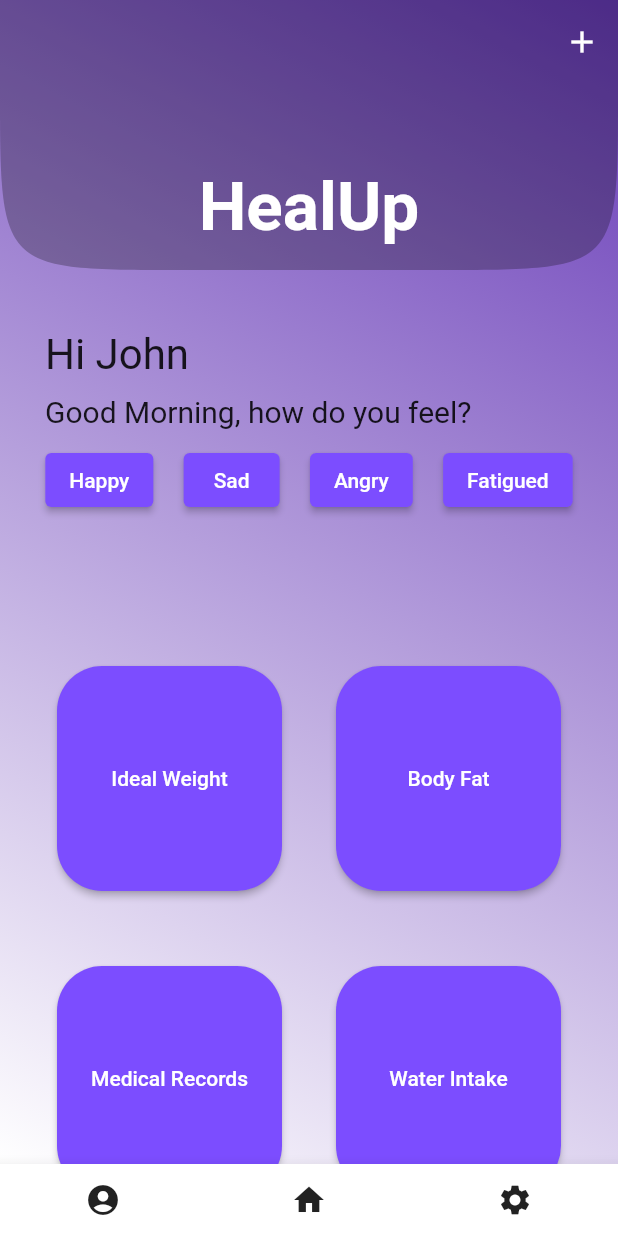
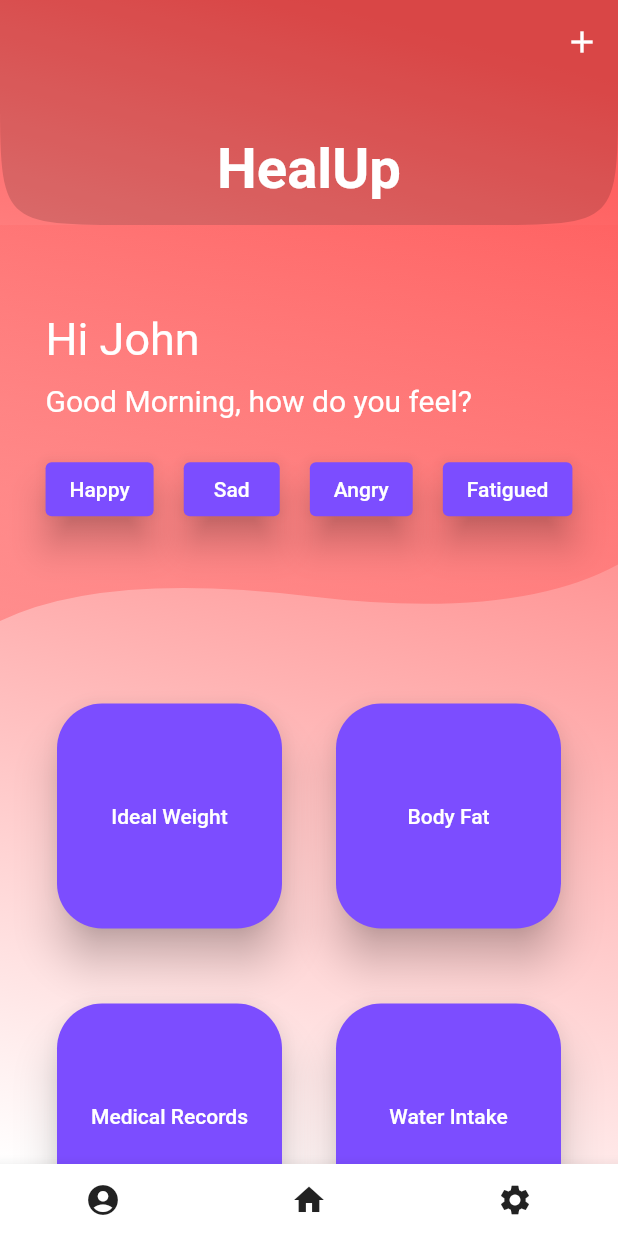
Before and after one commit to abhin-deb02/health_app, a Flutter app: the screen it shows after launch, on a phone screen of 412 x 824 dp. Run offline on Flutter 3.47's test engine with Material 2 defaults, Android fonts, the light colour scheme and no system bars.

Commit message:
added bezier curve + color theme
UI changes

```diff
--- a/lib/main.dart
+++ b/lib/main.dart
@@ -65,10 +65,10 @@ class _MainPageState extends State<MainPage> {
       body: Container(
         decoration: const BoxDecoration(
             gradient: LinearGradient(
-          begin: Alignment.topRight,
+          begin: Alignment.topCenter,     // changed from topLeft to topCenter
           end: Alignment.bottomLeft,
           colors: [
-            Colors.deepPurple,
+            Colors.redAccent,
             Colors.white,
           ],
         )),
@@ -77,17 +77,17 @@ class _MainPageState extends State<MainPage> {
             SliverAppBar(
                 shape: const ContinuousRectangleBorder(
                     borderRadius: BorderRadius.only(
-                        bottomLeft: Radius.circular(120),
-                        bottomRight: Radius.circular(120))),
+                        bottomLeft: Radius.circular(90),
+                        bottomRight: Radius.circular(90))),
                 pinned: _pinned,
                 snap: _snap,
                 floating: _floating,
-                expandedHeight: 180.0,
-                backgroundColor: Colors.black26,
+                expandedHeight: 150.0,
+                backgroundColor: Colors.black.withOpacity(0.15),
                 flexibleSpace: const FlexibleSpaceBar(
                   title: Text('HealUp',
                       style: TextStyle(
-                        fontSize: 30,
+                        fontSize: 25,
                         color: Colors.white,
                         fontWeight: FontWeight.bold,
                       )),
@@ -103,9 +103,22 @@ class _MainPageState extends State<MainPage> {
                 ]),
             SliverToBoxAdapter(
               child:
-                  Padding(
-                padding: const EdgeInsets.symmetric(
-                    horizontal: 10.0, vertical: 40.0),
+                  ClipPath(
+                    clipper: MyClipper(),
+                    child: Container(
+                      decoration: BoxDecoration(
+                          gradient: LinearGradient(
+                          begin: Alignment.topCenter,
+                          end: Alignment.bottomCenter,
+                          colors: [
+                            Colors.redAccent.withOpacity(0.15),
+                            Colors.redAccent.withOpacity(0.4),
+                          ],
+                        ),
+                      ),
+                      child: Padding(
+                        padding: EdgeInsets.symmetric(
+                        horizontal: scrWidth / 40, vertical: scrHeight / 14),
                         child: Column(
                             crossAxisAlignment: CrossAxisAlignment.start,
                             children: [
@@ -115,11 +128,11 @@ class _MainPageState extends State<MainPage> {
                                   crossAxisAlignment: CrossAxisAlignment.start,
                                   children: [
                                     Text("Hi $name",
-                              style: const TextStyle(fontSize: 28)),
-                          const SizedBox(height: 10),
+                                        style: const TextStyle(fontSize: 30, color: Colors.white)),
+                                    SizedBox(height: scrHeight / 70),
                                     Text("Good $day_state, how do you feel?",
-                              style: const TextStyle(fontSize: 20)),
-                          const SizedBox(height: 10),
+                                        style: const TextStyle(fontSize: 20, color: Colors.white)),
+                                    SizedBox(height: scrHeight / 35),
                                   ],
                                 ),
                               ),
@@ -131,6 +144,7 @@ class _MainPageState extends State<MainPage> {
                                     style: ElevatedButton.styleFrom(
                                       primary: Colors.deepPurpleAccent, // background
                                       onPrimary: Colors.white, // foreground
+                                      elevation: 10,
                                     ),
                                     child: const Text('Happy'),
                                   ),
@@ -139,6 +153,7 @@ class _MainPageState extends State<MainPage> {
                                     style: ElevatedButton.styleFrom(
                                       primary: Colors.deepPurpleAccent, // background
                                       onPrimary: Colors.white, // foreground
+                                      elevation: 10,
                                     ),
                                     child: const Text('Sad'),
                                   ),
@@ -147,6 +162,7 @@ class _MainPageState extends State<MainPage> {
                                     style: ElevatedButton.styleFrom(
                                       primary: Colors.deepPurpleAccent, // background
                                       onPrimary: Colors.white, // foreground
+                                      elevation: 10,
                                     ),
                                     child: const Text('Angry'),
                                   ),
@@ -155,6 +171,7 @@ class _MainPageState extends State<MainPage> {
                                     style: ElevatedButton.styleFrom(
                                       primary: Colors.deepPurpleAccent, // background
                                       onPrimary: Colors.white, // foreground
+                                      elevation: 10,
                                     ),
                                     child: const Text('Fatigued'),
                                   ),
@@ -162,6 +179,8 @@ class _MainPageState extends State<MainPage> {
                               ),
                               const SizedBox(height: 5),
                             ],
+                        ),
+                      ),
                     ),
                   ),
 
@@ -185,6 +204,7 @@ class _MainPageState extends State<MainPage> {
                                 style: ElevatedButton.styleFrom(
                                   primary: Colors.deepPurpleAccent,
                                   onPrimary: Colors.white,
+                                  elevation: 12,
                                   shape: RoundedRectangleBorder(
                                     borderRadius: BorderRadius.circular(30.0),
                                   ),
@@ -204,6 +224,7 @@ class _MainPageState extends State<MainPage> {
                                 style: ElevatedButton.styleFrom(
                                   primary: Colors.deepPurpleAccent,
                                   onPrimary: Colors.white,
+                                  elevation: 12,
                                   shape: RoundedRectangleBorder(
                                     borderRadius: BorderRadius.circular(30.0),
                                   ),
@@ -224,6 +245,7 @@ class _MainPageState extends State<MainPage> {
                                 style: ElevatedButton.styleFrom(
                                   primary: Colors.deepPurpleAccent,
                                   onPrimary: Colors.white,
+                                  elevation: 12,
                                   shape: RoundedRectangleBorder(
                                     borderRadius: BorderRadius.circular(30.0),
                                   ),
@@ -243,6 +265,7 @@ class _MainPageState extends State<MainPage> {
                                 style: ElevatedButton.styleFrom(
                                   primary: Colors.deepPurpleAccent,
                                   onPrimary: Colors.white,
+                                  elevation: 12,
                                   shape: RoundedRectangleBorder(
                                     borderRadius: BorderRadius.circular(30.0),
                                   ),
@@ -263,6 +286,7 @@ class _MainPageState extends State<MainPage> {
                                 style: ElevatedButton.styleFrom(
                                   primary: Colors.deepPurpleAccent,
                                   onPrimary: Colors.white,
+                                  elevation: 12,
                                   shape: RoundedRectangleBorder(
                                     borderRadius: BorderRadius.circular(30.0),
                                   ),
@@ -282,6 +306,7 @@ class _MainPageState extends State<MainPage> {
                                 style: ElevatedButton.styleFrom(
                                   primary: Colors.deepPurpleAccent,
                                   onPrimary: Colors.white,
+                                  elevation: 12,
                                   shape: RoundedRectangleBorder(
                                     borderRadius: BorderRadius.circular(30.0),
                                   ),
@@ -302,6 +327,7 @@ class _MainPageState extends State<MainPage> {
                                 style: ElevatedButton.styleFrom(
                                   primary: Colors.deepPurpleAccent,
                                   onPrimary: Colors.white,
+                                  elevation: 12,
                                   shape: RoundedRectangleBorder(
                                     borderRadius: BorderRadius.circular(30.0),
                                   ),
@@ -321,6 +347,7 @@ class _MainPageState extends State<MainPage> {
                                 style: ElevatedButton.styleFrom(
                                   primary: Colors.deepPurpleAccent,
                                   onPrimary: Colors.white,
+                                  elevation: 12,
                                   shape: RoundedRectangleBorder(
                                     borderRadius: BorderRadius.circular(30.0),
                                   ),
@@ -341,6 +368,7 @@ class _MainPageState extends State<MainPage> {
                                 style: ElevatedButton.styleFrom(
                                   primary: Colors.deepPurpleAccent,
                                   onPrimary: Colors.white,
+                                  elevation: 12,
                                   shape: RoundedRectangleBorder(
                                     borderRadius: BorderRadius.circular(30.0),
                                   ),
@@ -360,6 +388,7 @@ class _MainPageState extends State<MainPage> {
                                 style: ElevatedButton.styleFrom(
                                   primary: Colors.deepPurpleAccent,
                                   onPrimary: Colors.white,
+                                  elevation: 12,
                                   shape: RoundedRectangleBorder(
                                     borderRadius: BorderRadius.circular(30.0),
                                   ),
@@ -382,3 +411,37 @@ class _MainPageState extends State<MainPage> {
     );
   }
 }
+
+class MyClipper extends CustomClipper<Path>
+{
+  @override
+  Path getClip(Size size) {
+    var path = Path();
+
+    double x = size.width;
+    double y = size.height;
+
+    path.lineTo(0.0, y);
+
+    var firstControlPoint = Offset(x / 6, y - (y / 8));
+    var firstEndPoint = Offset(x / 2, y - (y / 16));
+    path.quadraticBezierTo(firstControlPoint.dx, firstControlPoint.dy,
+        firstEndPoint.dx, firstEndPoint.dy);
+
+    var secondControlPoint = Offset(x - (x / 6), y);
+    var secondEndPoint = Offset(x, y - (y / 7));
+    path.quadraticBezierTo(secondControlPoint.dx, secondControlPoint.dy,
+        secondEndPoint.dx, secondEndPoint.dy);
+
+    path.lineTo(x, 0.0);
+    path.close();
+
+    return path;
+  }
+
+  @override
+  bool shouldReclip(CustomClipper<Path> oldClipper)
+  {
+    return true;
+  }
+}
```
Lines whose indentation alone changed are shown as unchanged.
